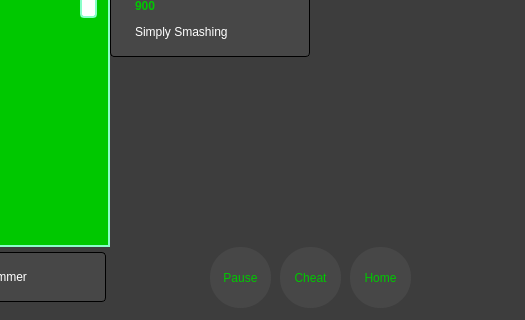
Qt form all-4-pong/all-4-pong/ingame.ui (twetm967/all-4-pong) before a commit; both pictures show x 600 to 1125 and y 313 to 633 of the 1125 by 633 pixel window.
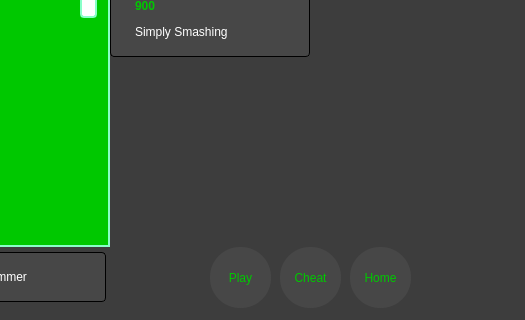
The same form after that commit. Custom widgets are drawn as their Qt base class.

Commit message: Made Objects singular made highscores singular, fixed a paddle glitch, also it tracks the middle of the paddle now, pause pauses and plays the game, cheat damages the health bars. remember to edit the nested file.

```diff
--- a/all-4-pong/all-4-pong/ingame.ui
+++ b/all-4-pong/all-4-pong/ingame.ui
@@ -343,7 +343,7 @@
 border-radius: 30px;</string>
    </property>
    <property name="text">
-    <string>Pause</string>
+    <string>Play</string>
    </property>
   </widget>
   <widget class="QLabel" name="lblUsernamePT">
```
Left out of the diff: 156 changed lines with no effect on the pictures. The commit also changes 50 other files.
